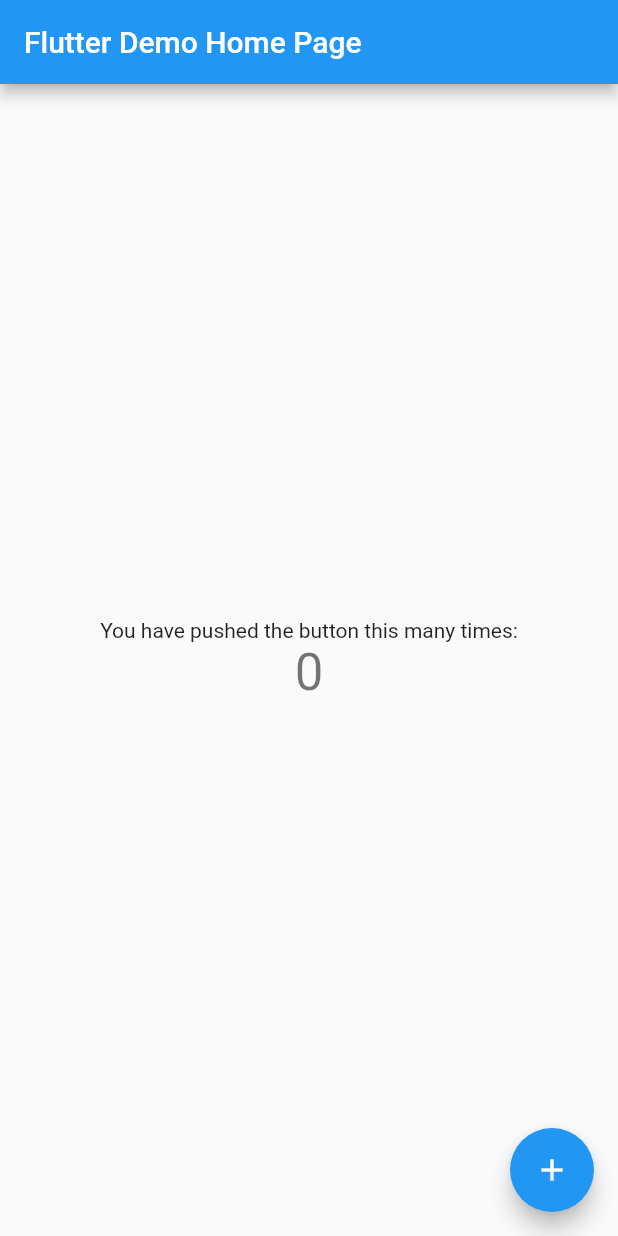
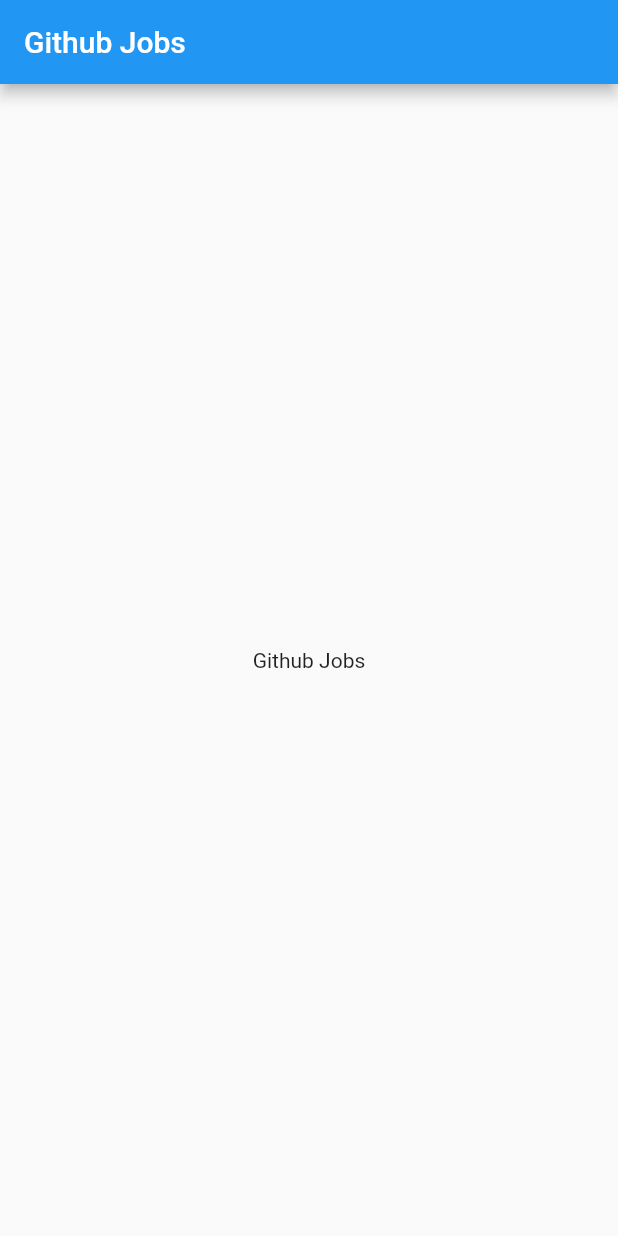
Before and after one commit to SametSahin10/github-jobs-app, a Flutter app: the screen it shows after launch, on a phone screen of 412 x 824 dp. Run offline on Flutter 3.47's test engine with Material 2 defaults, Android fonts, the phone set to English and light mode, and no system bars.

Commit message:
remove parts related to default counter example

```diff
--- a/lib/main.dart
+++ b/lib/main.dart
@@ -5,43 +5,21 @@ void main() {
 }
 
 class MyApp extends StatelessWidget {
-  // This widget is the root of your application.
   @override
   Widget build(BuildContext context) {
     return MaterialApp(
-      title: 'Flutter Demo',
+      title: 'Github Jobs',
       theme: ThemeData(
-        // This is the theme of your application.
-        //
-        // Try running your application with "flutter run". You'll see the
-        // application has a blue toolbar. Then, without quitting the app, try
-        // changing the primarySwatch below to Colors.green and then invoke
-        // "hot reload" (press "r" in the console where you ran "flutter run",
-        // or simply save your changes to "hot reload" in a Flutter IDE).
-        // Notice that the counter didn't reset back to zero; the application
-        // is not restarted.
         primarySwatch: Colors.blue,
-        // This makes the visual density adapt to the platform that you run
-        // the app on. For desktop platforms, the controls will be smaller and
-        // closer together (more dense) than on mobile platforms.
         visualDensity: VisualDensity.adaptivePlatformDensity,
       ),
-      home: MyHomePage(title: 'Flutter Demo Home Page'),
+      home: MyHomePage(title: 'Github Jobs'),
     );
   }
 }
 
 class MyHomePage extends StatefulWidget {
   MyHomePage({Key key, this.title}) : super(key: key);
-
-  // This widget is the home page of your application. It is stateful, meaning
-  // that it has a State object (defined below) that contains fields that affect
-  // how it looks.
-
-  // This class is the configuration for the state. It holds the values (in this
-  // case the title) provided by the parent (in this case the App widget) and
-  // used by the build method of the State. Fields in a Widget subclass are
-  // always marked "final".
 
   final String title;
 
@@ -50,68 +28,22 @@ class MyHomePage extends StatefulWidget {
 }
 
 class _MyHomePageState extends State<MyHomePage> {
-  int _counter = 0;
-
-  void _incrementCounter() {
-    setState(() {
-      // This call to setState tells the Flutter framework that something has
-      // changed in this State, which causes it to rerun the build method below
-      // so that the display can reflect the updated values. If we changed
-      // _counter without calling setState(), then the build method would not be
-      // called again, and so nothing would appear to happen.
-      _counter++;
-    });
-  }
-
   @override
   Widget build(BuildContext context) {
-    // This method is rerun every time setState is called, for instance as done
-    // by the _incrementCounter method above.
-    //
-    // The Flutter framework has been optimized to make rerunning build methods
-    // fast, so that you can just rebuild anything that needs updating rather
-    // than having to individually change instances of widgets.
     return Scaffold(
       appBar: AppBar(
-        // Here we take the value from the MyHomePage object that was created by
-        // the App.build method, and use it to set our appbar title.
         title: Text(widget.title),
       ),
       body: Center(
-        // Center is a layout widget. It takes a single child and positions it
-        // in the middle of the parent.
         child: Column(
-          // Column is also a layout widget. It takes a list of children and
-          // arranges them vertically. By default, it sizes itself to fit its
-          // children horizontally, and tries to be as tall as its parent.
-          //
-          // Invoke "debug painting" (press "p" in the console, choose the
-          // "Toggle Debug Paint" action from the Flutter Inspector in Android
-          // Studio, or the "Toggle Debug Paint" command in Visual Studio Code)
-          // to see the wireframe for each widget.
-          //
-          // Column has various properties to control how it sizes itself and
-          // how it positions its children. Here we use mainAxisAlignment to
-          // center the children vertically; the main axis here is the vertical
-          // axis because Columns are vertical (the cross axis would be
-          // horizontal).
           mainAxisAlignment: MainAxisAlignment.center,
           children: <Widget>[
             Text(
-              'You have pushed the button this many times:',
-            ),
-            Text(
-              '$_counter',
-              style: Theme.of(context).textTheme.headline4,
+              'Github Jobs',
             ),
           ],
         ),
       ),
-      floatingActionButton: FloatingActionButton(
-        onPressed: _incrementCounter,
-        tooltip: 'Increment',
-        child: Icon(Icons.add),
-      ), // This trailing comma makes auto-formatting nicer for build methods.
     );
   }
 }
```
